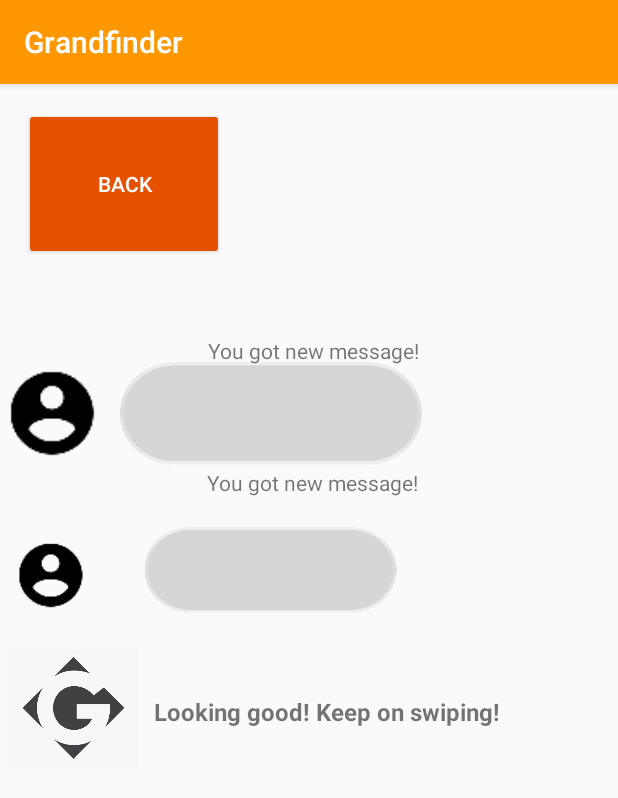
After one commit to nickedchen/Grandfinder, an Android app: the notificationPage screen opened directly, with no data from a screen before it, on a phone screen of 412 x 824 dp. The commit adds this screen. Shown: the top 798 px of the screen. Run offline under Robolectric (Android 15) with nearby library versions, the phone set to English and light mode, and no system bars.

Commit message:
added notification page (constraint still error)

```diff
--- a/app/src/main/AndroidManifest.xml
+++ b/app/src/main/AndroidManifest.xml
@@ -11,7 +11,15 @@
         android:networkSecurityConfig="@xml/network_security_config"
         android:supportsRtl="true"
         android:theme="@style/AppTheme">
-        <activity android:name=".landingPage"
+        <activity
+            android:name=".notificationPage"
+            android:exported="false">
+            <meta-data
+                android:name="android.app.lib_name"
+                android:value="" />
+        </activity>
+        <activity
+            android:name=".landingPage"
             android:exported="false">
             <meta-data
                 android:name="android.app.lib_name"
@@ -25,7 +33,7 @@
                 android:value="" />
         </activity>
         <activity
-            android:name="com.google.firebase.codelab.grandfinder.SignInActivity"
+            android:name=".SignInActivity"
             android:exported="true">
             <intent-filter>
                 <action android:name="android.intent.action.MAIN" />
@@ -33,7 +41,6 @@
                 <category android:name="android.intent.category.LAUNCHER" />
             </intent-filter>
         </activity>
-
     </application>
 
 </manifest>
--- a/app/src/main/java/com/google/firebase/codelab/grandfinder/landingPage.java
+++ b/app/src/main/java/com/google/firebase/codelab/grandfinder/landingPage.java
@@ -25,4 +25,8 @@ public class landingPage extends AppCompatActivity {
         Intent intent = new Intent(this, MainActivity2.class);
         startActivity(intent);
     }
+    public void notif(View view){
+        Intent intent = new Intent(this, notificationPage.class);
+        startActivity(intent);
+    }
 }
--- /dev/null
+++ b/app/src/main/java/com/google/firebase/codelab/grandfinder/notificationPage.java
@@ -0,0 +1,24 @@
+package com.google.firebase.codelab.grandfinder;
+
+import androidx.appcompat.app.AppCompatActivity;
+
+import android.content.Intent;
+import android.os.Bundle;
+import android.view.View;
+
+public class notificationPage extends AppCompatActivity {
+
+    @Override
+    protected void onCreate(Bundle savedInstanceState) {
+        super.onCreate(savedInstanceState);
+        setContentView(R.layout.activity_notification_page);
+    }
+    public void goToMessage(View view) {
+        Intent intent = new Intent(this, MainActivity.class);
+        startActivity(intent);
+    }
+    public void goToLanding(View view){
+        Intent intent = new Intent(this, landingPage.class);
+        startActivity(intent);
+    }
+}
--- a/app/src/main/res/layout/activity_landing_page.xml
+++ b/app/src/main/res/layout/activity_landing_page.xml
@@ -111,6 +111,7 @@
         android:layout_height="31dp"
         android:layout_marginTop="16dp"
         android:layout_marginEnd="33dp"
+        android:onClick="notif"
         app:layout_constraintBottom_toTopOf="@+id/textView4"
         app:layout_constraintEnd_toStartOf="@+id/chat"
         app:layout_constraintTop_toTopOf="parent"
--- /dev/null
+++ b/app/src/main/res/layout/activity_notification_page.xml
@@ -0,0 +1,112 @@
+<?xml version="1.0" encoding="utf-8"?>
+<androidx.constraintlayout.widget.ConstraintLayout xmlns:android="http://schemas.android.com/apk/res/android"
+    xmlns:app="http://schemas.android.com/apk/res-auto"
+    xmlns:tools="http://schemas.android.com/tools"
+    android:layout_width="match_parent"
+    android:layout_height="match_parent"
+    tools:context=".notificationPage">
+
+    <Button
+        android:id="@+id/backbut"
+        android:layout_width="133dp"
+        android:layout_height="0dp"
+        android:layout_marginStart="16dp"
+        android:layout_marginTop="16dp"
+        android:layout_marginBottom="52dp"
+        android:onClick="goToLanding"
+        android:text="BACK"
+        app:layout_constraintBottom_toTopOf="@+id/imageView3"
+        app:layout_constraintStart_toStartOf="parent"
+        app:layout_constraintTop_toTopOf="parent" />
+
+    <ImageView
+        android:id="@+id/imageView3"
+        android:layout_width="329dp"
+        android:layout_height="0dp"
+        android:layout_marginBottom="498dp"
+        android:onClick="goToMessage"
+        app:layout_constraintBottom_toBottomOf="parent"
+        app:layout_constraintEnd_toEndOf="parent"
+        app:layout_constraintHorizontal_bias="0.195"
+        app:layout_constraintStart_toStartOf="parent"
+        app:layout_constraintTop_toBottomOf="@+id/backbut"
+        app:srcCompat="@drawable/greypill" />
+
+    <ImageView
+        android:id="@+id/imageView7"
+        android:layout_width="327dp"
+        android:layout_height="84dp"
+        android:layout_marginTop="12dp"
+        android:layout_marginEnd="68dp"
+        android:onClick="goToMessage"
+        app:layout_constraintEnd_toEndOf="parent"
+        app:layout_constraintTop_toBottomOf="@+id/imageView3"
+        app:srcCompat="@drawable/greypill" />
+
+    <ImageView
+        android:id="@+id/imageView4"
+        android:layout_width="62dp"
+        android:layout_height="0dp"
+        android:layout_marginStart="4dp"
+        android:layout_marginTop="17dp"
+        android:layout_marginBottom="17dp"
+        app:layout_constraintBottom_toBottomOf="@+id/imageView3"
+        app:layout_constraintStart_toStartOf="parent"
+        app:layout_constraintTop_toTopOf="@+id/imageView3"
+        app:srcCompat="@drawable/ic_account_circle_black_36dp" />
+
+    <ImageView
+        android:id="@+id/imageView8"
+        android:layout_width="60dp"
+        android:layout_height="47dp"
+        android:layout_marginStart="4dp"
+        android:layout_marginTop="34dp"
+        app:layout_constraintStart_toStartOf="parent"
+        app:layout_constraintTop_toBottomOf="@+id/imageView3"
+        app:srcCompat="@drawable/ic_account_circle_black_36dp" />
+
+    <ImageView
+        android:id="@+id/imageView11"
+        android:layout_width="97dp"
+        android:layout_height="77dp"
+        android:layout_marginTop="11dp"
+        app:layout_constraintStart_toStartOf="parent"
+        app:layout_constraintTop_toBottomOf="@+id/imageView7"
+        app:srcCompat="@drawable/logo" />
+
+    <TextView
+        android:id="@+id/ads"
+        android:layout_width="wrap_content"
+        android:layout_height="wrap_content"
+        android:layout_marginStart="5dp"
+        android:layout_marginTop="41dp"
+        android:onClick="goToLanding"
+        android:text="Looking good! Keep on swiping!"
+        android:textSize="16sp"
+        android:textStyle="bold"
+        app:layout_constraintStart_toEndOf="@+id/imageView11"
+        app:layout_constraintTop_toBottomOf="@+id/imageView7" />
+
+    <TextView
+        android:id="@+id/textView7"
+        android:layout_width="wrap_content"
+        android:layout_height="wrap_content"
+        android:layout_marginTop="168dp"
+        android:layout_marginEnd="132dp"
+        android:onClick="goToMessage"
+        android:text="You got new message!"
+        app:layout_constraintEnd_toEndOf="parent"
+        app:layout_constraintTop_toTopOf="parent" />
+
+    <TextView
+        android:id="@+id/textView8"
+        android:layout_width="142dp"
+        android:layout_height="wrap_content"
+        android:layout_marginTop="256dp"
+        android:layout_marginEnd="132dp"
+        android:onClick="goToMessage"
+        android:text="You got new message!"
+        app:layout_constraintEnd_toEndOf="parent"
+        app:layout_constraintTop_toTopOf="parent" />
+
+</androidx.constraintlayout.widget.ConstraintLayout>
```
Also changed, not shown: app/src/main/res/drawable-xxhdpi/greypill.png (added), app/src/main/res/drawable-xxhdpi/logo.jpg (added).
